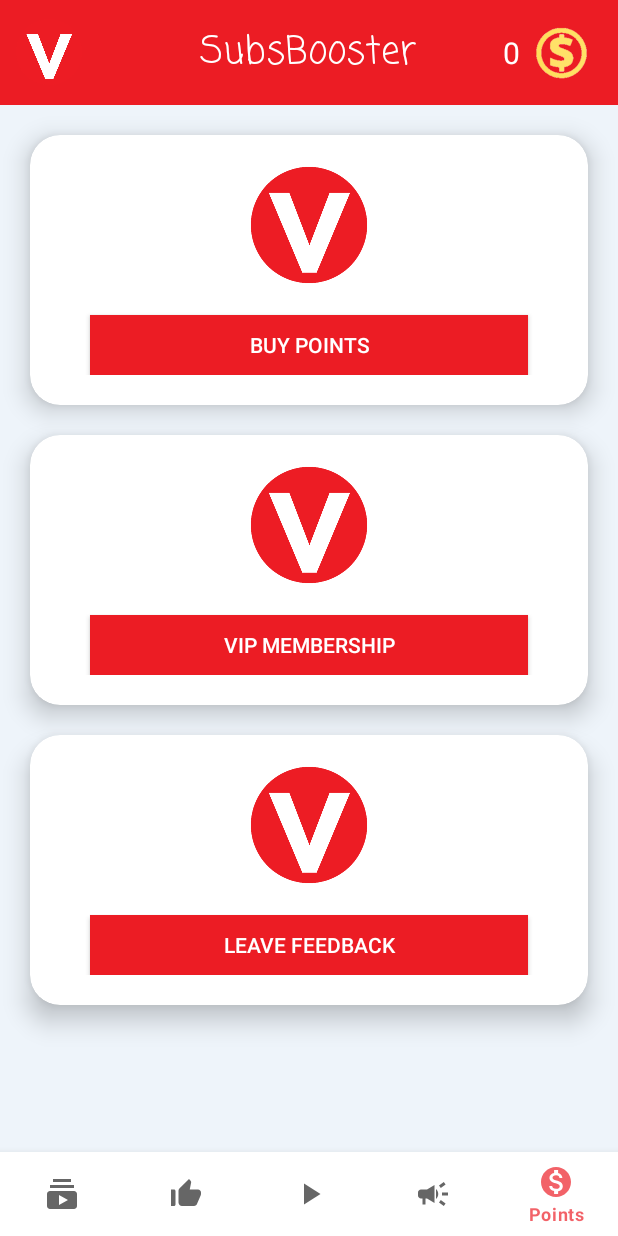
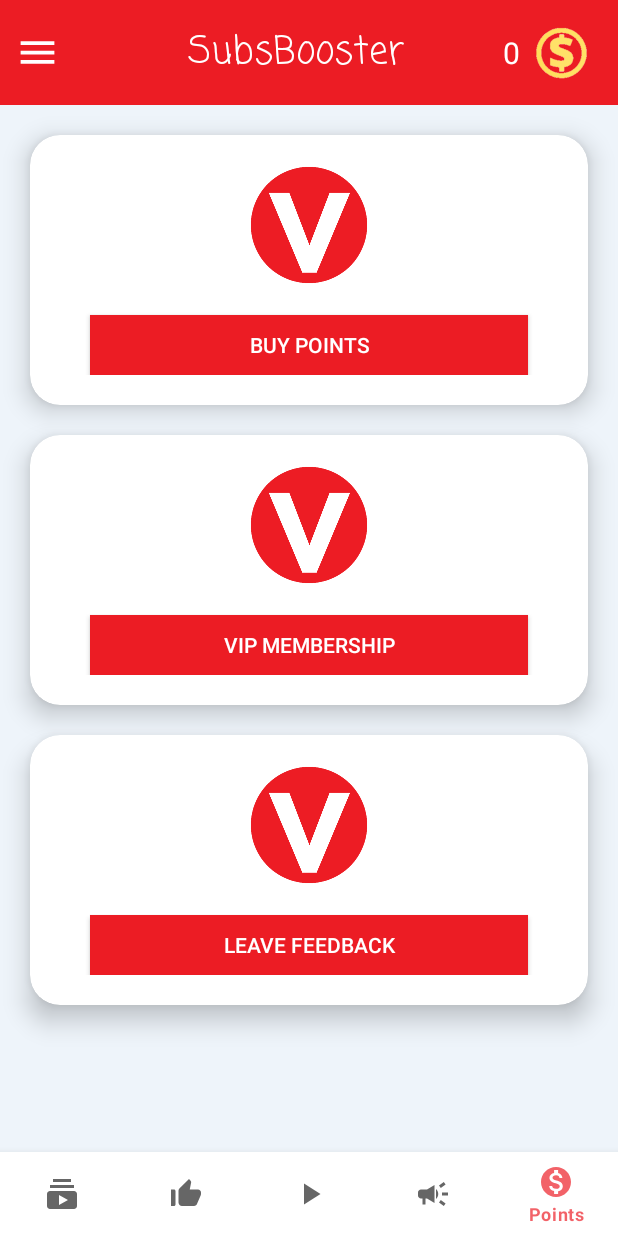
Before and after one commit to Moutamid/Viewplus, an Android app: the screen it shows after launch once a user with an empty profile is signed in (BottomNavigationActivity), item 5 of the bottom bar chosen, on a phone screen of 412 x 824 dp. Run offline under Robolectric (Android 15) with nearby library versions, the phone set to English and light mode, and no system bars; our stand-ins replace Firebase (no records; nobody signed in at launch, a user with empty details on screens opened directly), navigation-ui; libraries missing offline, so code that uses them is left out: com.pierfrancescosoffritti.androidyoutubeplayer; 2 statements that could not run were skipped.

Commit message:
New updated version: side navigation bar added

```diff
--- a/app/src/main/java/com/moutamid/viewplussubsbooster/BottomNavigationActivity.java
+++ b/app/src/main/java/com/moutamid/viewplussubsbooster/BottomNavigationActivity.java
@@ -2,8 +2,10 @@
 
 import android.app.Dialog;
 import android.content.Intent;
+import android.net.Uri;
 import android.os.Bundle;
 import android.util.Log;
+import android.view.MenuItem;
 import android.view.View;
 import android.view.Window;
 import android.view.WindowManager;
@@ -11,6 +13,7 @@
 import android.widget.TextView;
 
 import com.google.android.material.bottomnavigation.BottomNavigationView;
+import com.google.android.material.navigation.NavigationView;
 import com.google.firebase.auth.FirebaseAuth;
 import com.google.firebase.auth.FirebaseUser;
 import com.google.firebase.database.DataSnapshot;
@@ -20,14 +23,21 @@
 import com.google.firebase.database.ValueEventListener;
 
 import androidx.annotation.NonNull;
+import androidx.appcompat.app.ActionBarDrawerToggle;
 import androidx.appcompat.app.AppCompatActivity;
+import androidx.core.view.GravityCompat;
+import androidx.drawerlayout.widget.DrawerLayout;
 import androidx.navigation.NavController;
 import androidx.navigation.Navigation;
 import androidx.navigation.ui.AppBarConfiguration;
 import androidx.navigation.ui.NavigationUI;
 
-public class BottomNavigationActivity extends AppCompatActivity {
+public class BottomNavigationActivity extends AppCompatActivity implements NavigationView.OnNavigationItemSelectedListener {
     private static final String TAG = "BottomNavigationActivit";
+
+    private DrawerLayout drawerLayout;
+    //    private FrameLayout frameLayout;
+    private NavigationView navigationView;
 
     private FirebaseAuth mAuth;
     private TextView coinsTextView;
@@ -36,34 +46,12 @@
     private RelativeLayout topHeaderLayout;
     private BottomNavigationView navView;
 
-    public void hideNavBar(){
-        if (navView==null){
+    public void hideNavBar() {
+
+        if (navView == null) {
             navView = findViewById(R.id.nav_view);
         }
         navView.setVisibility(View.GONE);
-    }
-
-    public void showNavBar(){
-        if (navView==null){
-            navView = findViewById(R.id.nav_view);
-        }
-        navView.setVisibility(View.VISIBLE);
-    }
-
-    public void hideTopHeader(){
-        if (topHeaderLayout == null){
-            topHeaderLayout = findViewById(R.id.top_header_layout_bottom_navigation);
-        }
-
-        topHeaderLayout.setVisibility(View.GONE);
-    }
-
-    public void showTopHeader(){
-        if (topHeaderLayout == null){
-            topHeaderLayout = findViewById(R.id.top_header_layout_bottom_navigation);
-        }
-
-        topHeaderLayout.setVisibility(View.VISIBLE);
     }
 
     @Override
@@ -106,6 +94,102 @@
         initNavigationMenu();
 
         getCoinsAmount();
+
+        initializeViews();
+        toggleDrawer();
+        initializeDefaultFragment(savedInstanceState, 0);
+
+    }
+
+    private void initializeDefaultFragment(Bundle savedInstanceState, int itemIndex) {
+        if (savedInstanceState == null) {
+            MenuItem menuItem = navigationView.getMenu().getItem(itemIndex).setChecked(true);
+            onNavigationItemSelected(menuItem);
+        }
+        navView.setSelectedItemId(R.id.navigation_view);
+    }
+
+    private void toggleDrawer() {
+//        new ActionBarDrawerToggle()
+
+        ActionBarDrawerToggle drawerToggle = new ActionBarDrawerToggle(this, drawerLayout,
+                R.string.navigation_drawer_open, R.string.navigation_drawer_close);
+        drawerLayout.addDrawerListener(drawerToggle);
+        drawerToggle.syncState();
+    }
+
+    @Override
+    public void onBackPressed() {
+        //Checks if the navigation drawer is open -- If so, close it
+        if (drawerLayout.isDrawerOpen(GravityCompat.START)) {
+            drawerLayout.closeDrawer(GravityCompat.START);
+        }
+        // If drawer is already close -- Do not override original functionality
+        else {
+            super.onBackPressed();
+        }
+    }
+
+    @Override
+    public boolean onNavigationItemSelected(@NonNull MenuItem menuItem) {
+        switch (menuItem.getItemId()) {
+            case R.id.buy_points_nav_option:
+                navView.getMenu().getItem(0).setChecked(true);
+                navView.setSelectedItemId(R.id.navigation_points);
+                closeDrawer();
+                break;
+            case R.id.subscribe_nav_option:
+                navView.getMenu().getItem(1).setChecked(true);
+                navView.setSelectedItemId(R.id.navigation_subscribe);
+                closeDrawer();
+                break;
+            case R.id.like_nav_option:
+                navView.getMenu().getItem(2).setChecked(true);
+                navView.setSelectedItemId(R.id.navigation_like);
+                closeDrawer();
+                break;
+            case R.id.view_nav_option:
+                navView.getMenu().getItem(3).setChecked(true);
+                navView.setSelectedItemId(R.id.navigation_view);
+                closeDrawer();
+                break;
+            case R.id.campaign_nav_option:
+                navView.getMenu().getItem(4).setChecked(true);
+                navView.setSelectedItemId(R.id.navigation_campaign);
+                closeDrawer();
+                break;
+            case R.id.privacy_policy_nav_option:
+                closeDrawer();
+                startActivity(new Intent(Intent.ACTION_VIEW, Uri.parse("http://www.stackoverflow.com")));
+                break;
+            case R.id.exit_nav_option:
+                closeDrawer();
+                finish();
+                break;
+
+        }
+        return true;
+    }
+
+    private void closeDrawer() {
+        if (drawerLayout.isDrawerOpen(GravityCompat.START)) {
+            drawerLayout.closeDrawer(GravityCompat.START);
+        }
+    }
+
+
+    private void initializeViews() {
+        drawerLayout = findViewById(R.id.container);
+//        frameLayout = findViewById(R.id.framelayout_id);
+        navigationView = findViewById(R.id.navigationview_id);
+        navigationView.setNavigationItemSelectedListener(this);
+
+        findViewById(R.id.menu_option_bottomm).setOnClickListener(new View.OnClickListener() {
+            @Override
+            public void onClick(View view) {
+                drawerLayout.openDrawer(GravityCompat.START);
+            }
+        });
     }
 
     private void getCoinsAmount() {
@@ -146,4 +230,26 @@
 
     }
 
+    public void showNavBar() {
+        if (navView == null) {
+            navView = findViewById(R.id.nav_view);
+        }
+        navView.setVisibility(View.VISIBLE);
+    }
+
+    public void hideTopHeader() {
+        if (topHeaderLayout == null) {
+            topHeaderLayout = findViewById(R.id.top_header_layout_bottom_navigation);
+        }
+
+        topHeaderLayout.setVisibility(View.GONE);
+    }
+
+    public void showTopHeader() {
+        if (topHeaderLayout == null) {
+            topHeaderLayout = findViewById(R.id.top_header_layout_bottom_navigation);
+        }
+
+        topHeaderLayout.setVisibility(View.VISIBLE);
+    }
 }
--- a/app/src/main/java/com/moutamid/viewplussubsbooster/ui/campaign/CampaignFragment.java
+++ b/app/src/main/java/com/moutamid/viewplussubsbooster/ui/campaign/CampaignFragment.java
@@ -72,6 +72,8 @@
                             progressDialog.dismiss();
                             return;
                         }
+
+                        tasksArrayList.clear();
 
                         for (DataSnapshot dataSnapshot : snapshot.getChildren()) {
 
--- /dev/null
+++ b/app/src/main/res/color/nav_drawer_items_color.xml
@@ -0,0 +1,5 @@
+<?xml version="1.0" encoding="utf-8"?>
+<selector xmlns:android="http://schemas.android.com/apk/res/android">
+    <item android:color="@android:color/darker_gray" android:state_checked="true" />
+    <item android:color="@android:color/darker_gray"/>
+</selector>
--- /dev/null
+++ b/app/src/main/res/drawable/ic_baseline_exit_to_app_24.xml
@@ -0,0 +1,5 @@
+<vector android:autoMirrored="true" android:height="24dp"
+    android:tint="#FFFFFF" android:viewportHeight="24"
+    android:viewportWidth="24" android:width="24dp" xmlns:android="http://schemas.android.com/apk/res/android">
+    <path android:fillColor="@android:color/white" android:pathData="M10.09,15.59L11.5,17l5,-5 -5,-5 -1.41,1.41L12.67,11H3v2h9.67l-2.58,2.59zM19,3H5c-1.11,0 -2,0.9 -2,2v4h2V5h14v14H5v-4H3v4c0,1.1 0.89,2 2,2h14c1.1,0 2,-0.9 2,-2V5c0,-1.1 -0.9,-2 -2,-2z"/>
+</vector>
--- /dev/null
+++ b/app/src/main/res/drawable/ic_baseline_menu_24.xml
@@ -0,0 +1,5 @@
+<vector android:height="24dp" android:tint="#FFFFFF"
+    android:viewportHeight="24" android:viewportWidth="24"
+    android:width="24dp" xmlns:android="http://schemas.android.com/apk/res/android">
+    <path android:fillColor="@android:color/white" android:pathData="M3,18h18v-2L3,16v2zM3,13h18v-2L3,11v2zM3,6v2h18L21,6L3,6z"/>
+</vector>
--- /dev/null
+++ b/app/src/main/res/drawable/ic_baseline_privacy_tip_24.xml
@@ -0,0 +1,5 @@
+<vector android:height="24dp" android:tint="#FFFFFF"
+    android:viewportHeight="24" android:viewportWidth="24"
+    android:width="24dp" xmlns:android="http://schemas.android.com/apk/res/android">
+    <path android:fillColor="@android:color/white" android:pathData="M12,1L3,5v6c0,5.55 3.84,10.74 9,12c5.16,-1.26 9,-6.45 9,-12V5L12,1L12,1zM11,7h2v2h-2V7zM11,11h2v6h-2V11z"/>
+</vector>
--- a/app/src/main/res/layout/activity_bottom_navigation.xml
+++ b/app/src/main/res/layout/activity_bottom_navigation.xml
@@ -1,7 +1,11 @@
 <?xml version="1.0" encoding="utf-8"?>
-<RelativeLayout xmlns:android="http://schemas.android.com/apk/res/android"
+<androidx.drawerlayout.widget.DrawerLayout xmlns:android="http://schemas.android.com/apk/res/android"
     xmlns:app="http://schemas.android.com/apk/res-auto"
     android:id="@+id/container"
+    android:layout_width="match_parent"
+    android:layout_height="match_parent">
+
+    <RelativeLayout
         android:layout_width="match_parent"
         android:layout_height="match_parent">
 
@@ -20,19 +24,20 @@
                 android:layout_width="match_parent"
                 android:layout_height="match_parent"
                 android:layout_alignParentStart="true"
-            android:layout_toStartOf="@id/endLayoutBottom"
                 android:layout_alignParentLeft="true"
                 android:layout_marginStart="10dp"
                 android:layout_marginLeft="10dp"
+                android:layout_toStartOf="@id/endLayoutBottom"
                 android:orientation="horizontal">
 
                 <ImageView
-                android:layout_width="45dp"
-                android:layout_height="45dp"
+                    android:layout_width="30dp"
+                    android:layout_height="30dp"
                     android:layout_gravity="center_vertical"
                     android:layout_marginEnd="20dp"
+                    android:id="@+id/menu_option_bottomm"
                     android:layout_marginRight="20dp"
-                android:src="@drawable/ic_logo_viewplus" />
+                    android:src="@drawable/ic_baseline_menu_24" />
 
                 <TextView
                     android:layout_width="match_parent"
@@ -40,21 +45,21 @@
                     android:layout_gravity="center_vertical"
                     android:layout_marginStart="10dp"
                     android:layout_marginLeft="10dp"
-                android:text="SubsBooster"
                     android:fontFamily="casual"
                     android:gravity="center"
+                    android:text="SubsBooster"
                     android:textColor="@color/white"
                     android:textSize="25sp" />
 
             </LinearLayout>
 
             <LinearLayout
+                android:id="@+id/endLayoutBottom"
                 android:layout_width="wrap_content"
                 android:layout_height="match_parent"
                 android:layout_alignParentEnd="true"
                 android:layout_alignParentRight="true"
                 android:layout_marginStart="10dp"
-            android:id="@+id/endLayoutBottom"
                 android:layout_marginLeft="10dp"
                 android:orientation="horizontal">
 
@@ -100,3 +105,17 @@
             app:menu="@menu/bottom_nav_menu" />
 
     </RelativeLayout>
+
+    <!-- Container for contents of drawer - use NavigationView to make configuration easier -->
+    <com.google.android.material.navigation.NavigationView
+        android:id="@+id/navigationview_id"
+        android:layout_width="wrap_content"
+        android:layout_height="match_parent"
+        android:layout_gravity="start"
+        android:fitsSystemWindows="true"
+        app:headerLayout="@layout/nav_header_layout"
+        app:itemIconTint="@color/nav_drawer_items_color"
+        app:itemTextColor="@color/nav_drawer_items_color"
+        app:menu="@menu/nav_drawer_menu" />
+
+</androidx.drawerlayout.widget.DrawerLayout>
--- /dev/null
+++ b/app/src/main/res/menu/nav_drawer_menu.xml
@@ -0,0 +1,36 @@
+<?xml version="1.0" encoding="utf-8"?>
+<menu xmlns:android="http://schemas.android.com/apk/res/android"
+    xmlns:tools="http://schemas.android.com/tools"
+    tools:showIn="navigation_view"
+    >
+
+    <item
+        android:id="@+id/buy_points_nav_option"
+        android:icon="@drawable/ic_money_points_24"
+        android:title="Buy Points" />
+    <item
+        android:id="@+id/subscribe_nav_option"
+        android:icon="@drawable/ic_baseline_subscriptions_24"
+        android:title="Subscribe" />
+    <item
+        android:id="@+id/like_nav_option"
+        android:icon="@drawable/ic_baseline_thumb_up_alt_24"
+        android:title="Like" />
+    <item
+        android:id="@+id/view_nav_option"
+        android:icon="@drawable/ic_baseline_play_arrow_24"
+        android:title="View" />
+    <item
+        android:id="@+id/campaign_nav_option"
+        android:icon="@drawable/ic_baseline_campaign_24"
+        android:title="Campaigns" />
+    <item
+        android:id="@+id/privacy_policy_nav_option"
+        android:icon="@drawable/ic_baseline_privacy_tip_24"
+        android:title="Privacy Policy" />
+    <item
+        android:id="@+id/exit_nav_option"
+        android:icon="@drawable/ic_baseline_exit_to_app_24"
+        android:title="Exit" />
+
+</menu>
--- a/app/src/main/res/values/strings.xml
+++ b/app/src/main/res/values/strings.xml
@@ -6,4 +6,6 @@
     <string name="title_notifications">Notifications</string>
     <!-- TODO: Remove or change this placeholder text -->
     <string name="hello_blank_fragment">Hello blank fragment</string>
+    <string name="navigation_drawer_open">Open navigation drawer</string>
+    <string name="navigation_drawer_close">Close navigation drawer</string>
 </resources>
```
Also changed, not shown: app/src/main/java/com/moutamid/viewplussubsbooster/ui/view/ViewFragment.java (+5 -2 lines), app/src/main/res/drawable/nav_header_layout.xml (added, +10 -0 lines), app/src/main/res/layout/nav_header_layout.xml (added, +66 -0 lines). Lines whose indentation alone changed are shown as unchanged.
